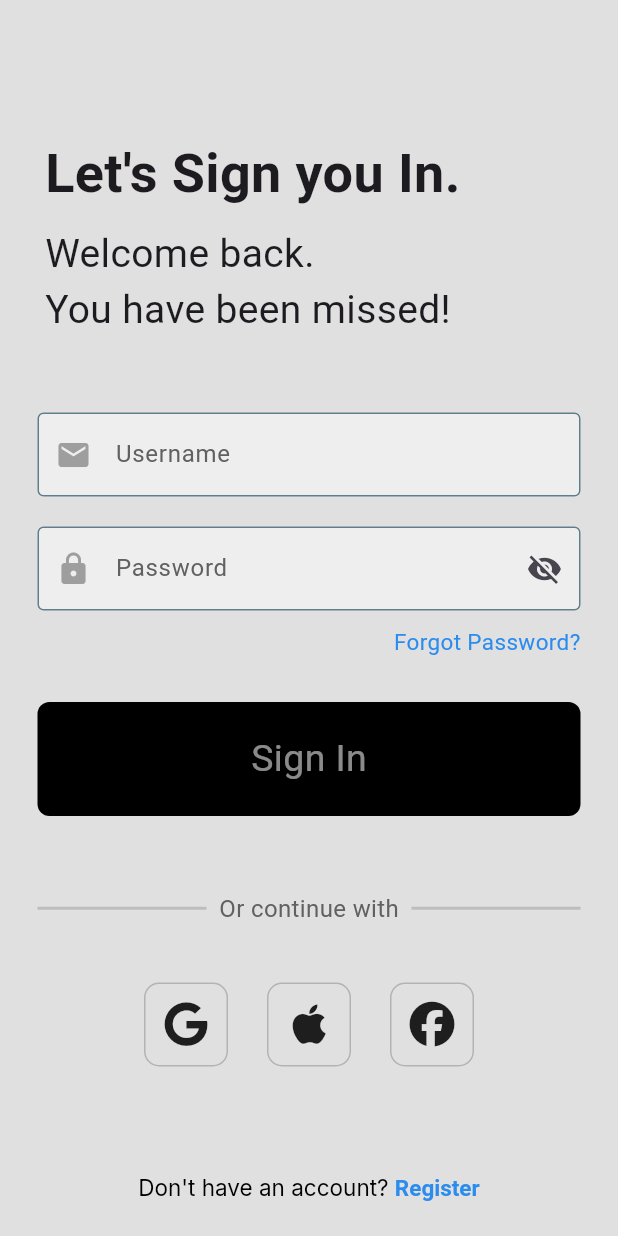
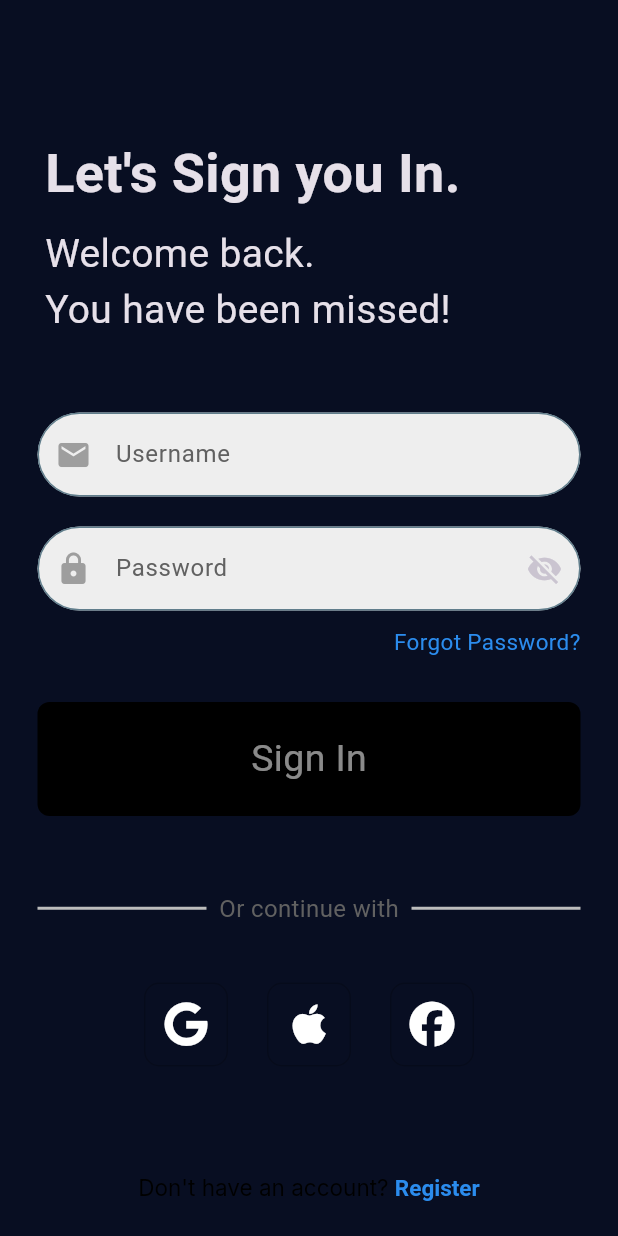
Before and after one commit to GEEK-213/LumenAI, a Flutter app: the screen it shows after launch, on a phone screen of 412 x 824 dp. Run offline on Flutter 3.47's test engine with Material 3 defaults, Android fonts, the phone set to English and light mode, and no system bars; our stand-ins replace font_awesome_flutter, google_fonts.

Commit message:
added colors for login page

```diff
--- a/LumenAi/app/lib/components/my_textfield.dart
+++ b/LumenAi/app/lib/components/my_textfield.dart
@@ -24,6 +24,7 @@
         controller: controller,
         obscureText: obscureText,
         decoration: InputDecoration(
+
           prefixIcon: prefixIcon != null
           ? Icon(prefixIcon, color: Colors.grey)
           : null,
@@ -32,6 +33,7 @@
 
           enabledBorder: OutlineInputBorder(
             borderSide: BorderSide(color: Colors.blueGrey),
+            borderRadius: BorderRadius.circular(30)
           ),
           focusedBorder: OutlineInputBorder(
             borderSide: BorderSide(color: Colors.black),
--- a/LumenAi/app/lib/main.dart
+++ b/LumenAi/app/lib/main.dart
@@ -13,6 +13,10 @@
   Widget build(BuildContext context) {
     return MaterialApp(
       debugShowCheckedModeBanner: false,
+      theme: ThemeData.dark().copyWith(
+        scaffoldBackgroundColor: const Color(0xFF080E22),
+        primaryColor: const Color(0xFF1E88E5),
+      ),
       home: const LoginPage(),
     );
   }
```
Also changed, not shown: LumenAi/app/lib/pages/login.dart (+7 -9 lines).
